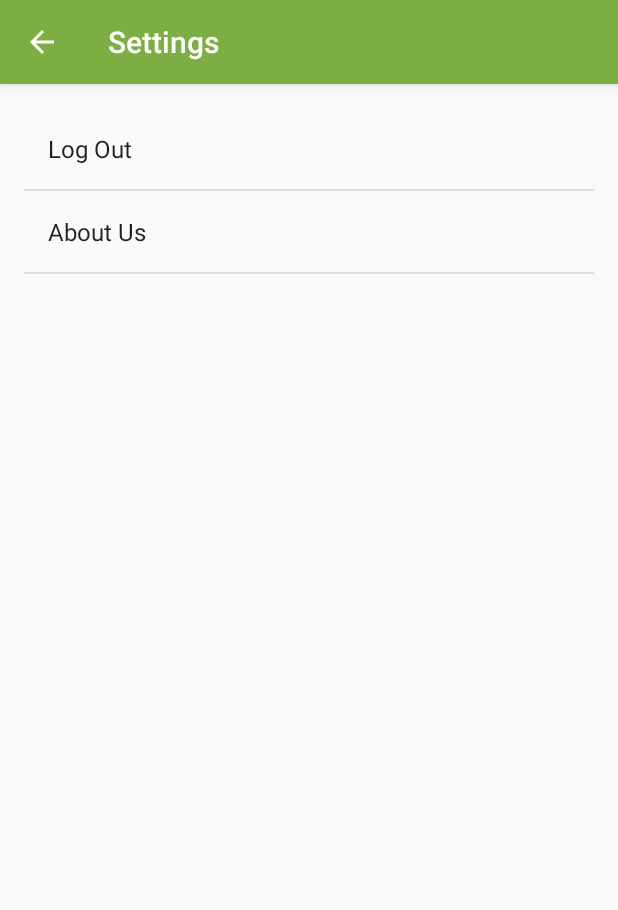
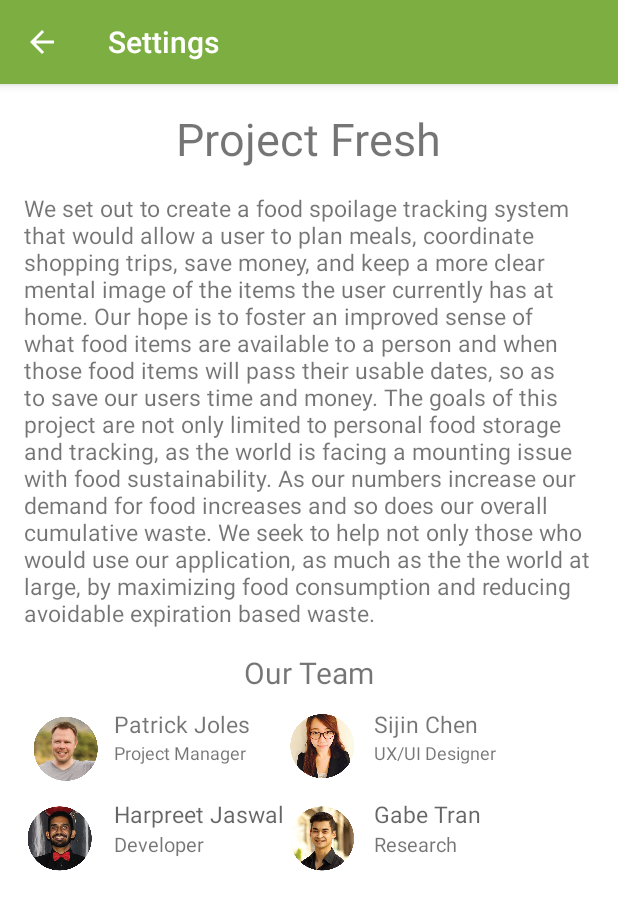
Before and after one commit to singhh213/project-fresh, an Android app: the SettingsActivity screen opened directly, with no data from a screen before it, after a tap on "About Us", on a phone screen of 412 x 824 dp. Shown: the top 910 px of the screen. Run offline under Robolectric (Android 15) with nearby library versions, the phone set to English and light mode, and no system bars.

Commit message:
settings screen done

```diff
--- /dev/null
+++ b/app/src/main/java/edu/uw/singhh17/project_fresh/AboutUs.java
@@ -0,0 +1,56 @@
+package edu.uw.singhh17.project_fresh;
+
+import android.content.Context;
+import android.net.Uri;
+import android.os.Bundle;
+import android.app.Fragment;
+import android.view.LayoutInflater;
+import android.view.View;
+import android.view.ViewGroup;
+
+
+/**
+ * A simple {@link Fragment} subclass.
+ * Activities that contain this fragment must implement the
+ * {@link AboutUs.OnFragmentInteractionListener} interface
+ * to handle interaction events.
+ */
+public class AboutUs extends Fragment {
+
+    private OnFragmentInteractionListener mListener;
+
+    public AboutUs() {
+        // Required empty public constructor
+    }
+
+
+    @Override
+    public View onCreateView(LayoutInflater inflater, ViewGroup container,
+                             Bundle savedInstanceState) {
+        // Inflate the layout for this fragment
+        return inflater.inflate(R.layout.fragment_about_us, container, false);
+    }
+
+
+    @Override
+    public void onAttach(Context context) {
+        super.onAttach(context);
+        if (context instanceof OnFragmentInteractionListener) {
+            mListener = (OnFragmentInteractionListener) context;
+        } else {
+            throw new RuntimeException(context.toString()
+                    + " must implement OnFragmentInteractionListener");
+        }
+    }
+
+    @Override
+    public void onDetach() {
+        super.onDetach();
+        mListener = null;
+    }
+
+    public interface OnFragmentInteractionListener {
+        // TODO: Update argument type and name
+//        void onFragmentInteraction(Uri uri);
+    }
+}
--- a/app/src/main/java/edu/uw/singhh17/project_fresh/LoginActivity.java
+++ b/app/src/main/java/edu/uw/singhh17/project_fresh/LoginActivity.java
@@ -1,6 +1,7 @@
 package edu.uw.singhh17.project_fresh;
 
 import android.content.Intent;
+import android.graphics.Color;
 import android.support.v7.app.AppCompatActivity;
 import android.os.Bundle;
 import android.view.View;
@@ -15,6 +16,7 @@ public class LoginActivity extends AppCompatActivity {
         super.onCreate(savedInstanceState);
         setContentView(R.layout.activity_login);
 
+        getWindow().getDecorView().setBackgroundColor(Color.WHITE);
 
 
         final TextView usernameText = (TextView) findViewById(R.id.username);
--- a/app/src/main/java/edu/uw/singhh17/project_fresh/Preferences.java
+++ b/app/src/main/java/edu/uw/singhh17/project_fresh/Preferences.java
@@ -1,5 +1,7 @@
 package edu.uw.singhh17.project_fresh;
 
+import android.app.FragmentManager;
+import android.app.FragmentTransaction;
 import android.content.Context;
 import android.content.Intent;
 import android.net.Uri;
@@ -50,6 +52,18 @@ public class Preferences extends PreferenceFragment {
             }
         });
 
+        Preference button2 = (Preference)findPreference("about");
+        button2.setOnPreferenceClickListener(new Preference.OnPreferenceClickListener() {
+            @Override
+            public boolean onPreferenceClick(Preference preference) {
+                FragmentManager manager = getFragmentManager();
+                FragmentTransaction ft = manager.beginTransaction();
+                ft.replace(R.id.settings_container, new AboutUs());
+                ft.commit();
+                return true;
+            }
+        });
+
         return inflater.inflate(R.layout.fragment_preferences, container, false);
     }
 
--- a/app/src/main/java/edu/uw/singhh17/project_fresh/SettingsActivity.java
+++ b/app/src/main/java/edu/uw/singhh17/project_fresh/SettingsActivity.java
@@ -2,12 +2,14 @@ package edu.uw.singhh17.project_fresh;
 
 import android.app.FragmentManager;
 import android.app.FragmentTransaction;
+import android.graphics.Color;
 import android.support.v7.app.AppCompatActivity;
 import android.os.Bundle;
 
 import java.util.prefs.Preferences;
 
-public class SettingsActivity extends AppCompatActivity implements edu.uw.singhh17.project_fresh.Preferences.OnFragmentInteractionListener {
+public class SettingsActivity extends AppCompatActivity implements edu.uw.singhh17.project_fresh.Preferences.OnFragmentInteractionListener,
+ AboutUs.OnFragmentInteractionListener{
 
     @Override
     protected void onCreate(Bundle savedInstanceState) {
@@ -15,7 +17,7 @@ public class SettingsActivity extends AppCompatActivity implements edu.uw.singhh
         setContentView(R.layout.activity_settings);
 
         setTitle("Settings");
-
+        getWindow().getDecorView().setBackgroundColor(Color.WHITE);
 
         FragmentManager manager = getFragmentManager();
         FragmentTransaction ft = manager.beginTransaction();
--- /dev/null
+++ b/app/src/main/res/layout/fragment_about_us.xml
@@ -0,0 +1,189 @@
+<FrameLayout xmlns:android="http://schemas.android.com/apk/res/android"
+    xmlns:tools="http://schemas.android.com/tools"
+    android:layout_width="match_parent"
+    android:layout_height="match_parent"
+    tools:context="edu.uw.singhh17.project_fresh.AboutUs">
+
+    <!-- TODO: Update blank fragment layout -->
+
+    <ScrollView
+        android:layout_width="match_parent"
+        android:layout_height="match_parent"
+        android:id="@+id/scrollView"
+        android:layout_gravity="center_horizontal|top">
+
+        <LinearLayout
+            android:layout_width="match_parent"
+            android:layout_height="match_parent"
+            android:orientation="vertical"
+            android:weightSum="1">
+
+            <TextView
+                android:layout_width="wrap_content"
+                android:layout_height="wrap_content"
+                android:text="Project Fresh"
+                android:layout_marginBottom="15dp"
+                android:id="@+id/textView6"
+                android:layout_gravity="center_horizontal|top"
+                android:textSize="30sp" />
+
+            <TextView
+                android:layout_width="wrap_content"
+                android:layout_height="wrap_content"
+                android:text="We set out to create a food spoilage tracking system that would allow a user to plan meals, coordinate shopping trips, save money, and keep a more clear mental image of the items the user currently has at home. Our hope is to foster an improved sense of what food items are available to a person and when those food items will pass their usable dates, so as to save our users time and money. The goals of this project are not only limited to personal food storage and tracking, as the world is facing a mounting issue with food sustainability. As our numbers increase our demand for food increases and so does our overall cumulative waste. We seek to help not only those who would use our application, as much as the the world at large, by maximizing food consumption and reducing avoidable expiration based waste."
+                android:id="@+id/textView7"
+                android:layout_gravity="center_horizontal|top"
+                android:textSize="15sp" />
+
+            <TextView
+                android:layout_width="wrap_content"
+                android:layout_height="wrap_content"
+                android:text="Our Team"
+                android:id="@+id/textView8"
+                android:layout_marginTop="15dp"
+                android:layout_marginBottom="10dp"
+                android:layout_gravity="center"
+                android:textSize="20sp" />
+
+            <RelativeLayout
+                android:layout_width="match_parent"
+                android:layout_height="150dp"
+                android:layout_weight="0.23">
+
+                <ImageView
+                    android:layout_width="50dp"
+                    android:layout_height="50dp"
+                    android:id="@+id/imageView"
+                    android:layout_marginRight="10dp"
+                    android:layout_alignParentTop="true"
+                    android:layout_alignParentLeft="true"
+                    android:layout_alignParentStart="true"
+                    android:src="@drawable/patrick"/>
+
+                <TextView
+                    android:layout_width="wrap_content"
+                    android:layout_height="wrap_content"
+                    android:text="Patrick Joles"
+                    android:id="@+id/textView9"
+                    android:textSize="15sp"
+                    android:layout_alignParentTop="true"
+                    android:layout_toRightOf="@+id/imageView"
+                    android:layout_toEndOf="@+id/imageView" />
+
+                <TextView
+                    android:layout_width="wrap_content"
+                    android:layout_height="wrap_content"
+                    android:textAppearance="?android:attr/textAppearanceSmall"
+                    android:text="Project Manager"
+                    android:id="@+id/textView10"
+                    android:textSize="12sp"
+                    android:layout_below="@+id/textView9"
+                    android:layout_toRightOf="@+id/imageView"
+                    android:layout_toEndOf="@+id/imageView" />
+
+                <ImageView
+                    android:layout_width="50dp"
+                    android:layout_height="50dp"
+                    android:id="@+id/imageView4"
+                    android:layout_alignParentTop="true"
+                    android:layout_toRightOf="@+id/textView13"
+                    android:layout_toEndOf="@+id/textView13"
+                    android:src="@drawable/sijin" />
+
+                <TextView
+                    android:layout_width="wrap_content"
+                    android:layout_height="wrap_content"
+                    android:textAppearance="?android:attr/textAppearanceSmall"
+                    android:text="UX/UI Designer"
+                    android:id="@+id/textView12"
+                    android:layout_marginLeft="10dp"
+                    android:textSize="12sp"
+                    android:layout_alignTop="@+id/textView10"
+                    android:layout_toRightOf="@+id/imageView4"
+                    android:layout_toEndOf="@+id/imageView4" />
+
+                <TextView
+                    android:layout_width="wrap_content"
+                    android:layout_height="wrap_content"
+                    android:text="Sijin Chen"
+                    android:id="@+id/textView11"
+                    android:layout_marginLeft="10dp"
+                    android:textSize="15sp"
+                    android:layout_alignParentTop="true"
+                    android:layout_toRightOf="@+id/imageView4"
+                    android:layout_toEndOf="@+id/imageView4" />
+
+                <ImageView
+                    android:layout_width="50dp"
+                    android:layout_height="50dp"
+                    android:id="@+id/imageView5"
+                    android:layout_alignTop="@+id/imageView6"
+                    android:layout_alignParentLeft="true"
+                    android:layout_alignParentStart="true"
+                    android:src="@drawable/harpreet"/>
+
+                <TextView
+                    android:layout_width="wrap_content"
+                    android:layout_height="wrap_content"
+                    android:textAppearance="?android:attr/textAppearanceMedium"
+                    android:text="Harpreet Jaswal"
+                    android:id="@+id/textView13"
+                    android:textSize="15sp"
+                    android:layout_alignTop="@+id/imageView5"
+                    android:layout_toRightOf="@+id/imageView"
+                    android:layout_toEndOf="@+id/imageView" />
+
+                <TextView
+                    android:layout_width="wrap_content"
+                    android:layout_height="wrap_content"
+                    android:textAppearance="?android:attr/textAppearanceSmall"
+                    android:text="Developer"
+                    android:textSize="13sp"
+                    android:id="@+id/textView14"
+                    android:layout_below="@+id/textView13"
+                    android:layout_alignLeft="@+id/textView13"
+                    android:layout_alignStart="@+id/textView13" />
+
+                <ImageView
+                    android:layout_width="50dp"
+                    android:layout_height="50dp"
+                    android:id="@+id/imageView6"
+                    android:layout_marginTop="10dp"
+                    android:layout_below="@+id/imageView4"
+                    android:layout_alignLeft="@+id/imageView4"
+                    android:layout_alignStart="@+id/imageView4"
+                    android:src="@drawable/gabe"/>
+
+                <TextView
+                    android:layout_width="wrap_content"
+                    android:layout_height="wrap_content"
+                    android:textAppearance="?android:attr/textAppearanceMedium"
+                    android:text="Gabe Tran"
+                    android:id="@+id/textView15"
+                    android:textSize="15sp"
+                    android:layout_alignTop="@+id/imageView6"
+                    android:layout_alignLeft="@+id/textView16"
+                    android:layout_alignStart="@+id/textView16" />
+
+                <TextView
+                    android:layout_width="wrap_content"
+                    android:layout_height="wrap_content"
+                    android:textAppearance="?android:attr/textAppearanceSmall"
+                    android:text="Research"
+                    android:id="@+id/textView16"
+                    android:textSize="13sp"
+                    android:layout_marginLeft="10dp"
+                    android:layout_below="@+id/textView15"
+                    android:layout_toRightOf="@+id/imageView6"
+                    android:layout_toEndOf="@+id/imageView6" />
+
+            </RelativeLayout>
+
+
+        </LinearLayout>
+
+
+    </ScrollView>
+
+
+</FrameLayout>
```
Also changed, not shown: app/src/main/res/drawable/gabe.png (added), app/src/main/res/drawable/harpreet.png (added), app/src/main/res/drawable/patrick.png (added), app/src/main/res/drawable/sijin.png (added).
